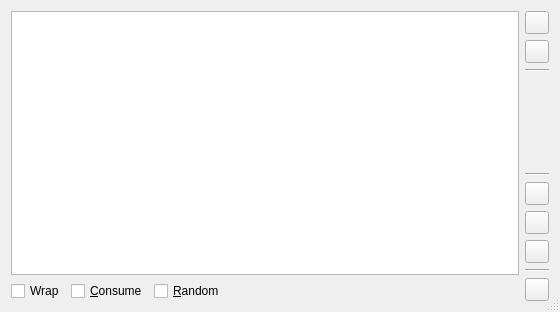
The window that code/playlist/ui/playlist.ui (andrew-bibb/mbmp) describes before a commit, drawn with Qt 5.
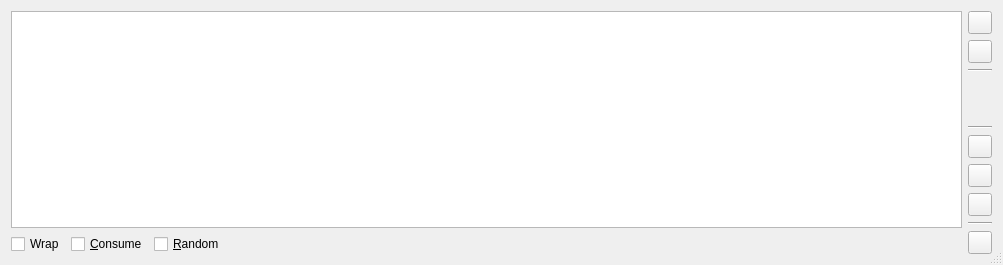
The same window after the commit. Icons and pictures are not drawn.

Diff of the .ui file:
```diff
--- a/code/playlist/ui/playlist.ui
+++ b/code/playlist/ui/playlist.ui
@@ -6,8 +6,8 @@
    <rect>
     <x>0</x>
     <y>0</y>
-    <width>560</width>
-    <height>312</height>
+    <width>1003</width>
+    <height>265</height>
    </rect>
   </property>
   <property name="windowTitle">
```
